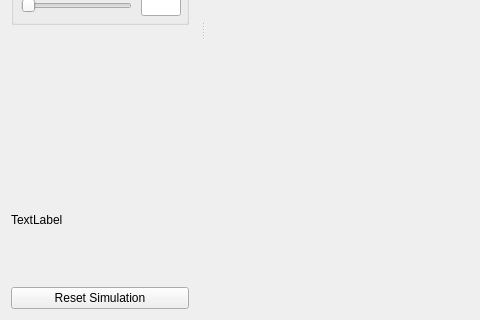
mravella/hair, file src/mainwindow.ui: the form before one commit; both pictures show x 0 to 480 and y 280 to 600 of the 900 by 600 pixel window.
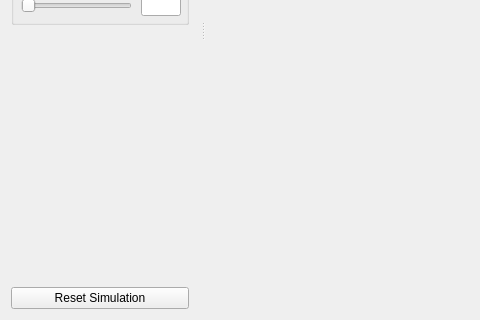
The form after the commit.

Commit message: Removed "TextLabel"

```diff
--- a/src/mainwindow.ui
+++ b/src/mainwindow.ui
@@ -319,7 +319,7 @@
      <item>
       <widget class="QLabel" name="statsLabel">
        <property name="text">
-        <string>TextLabel</string>
+        <string/>
        </property>
       </widget>
      </item>
```
